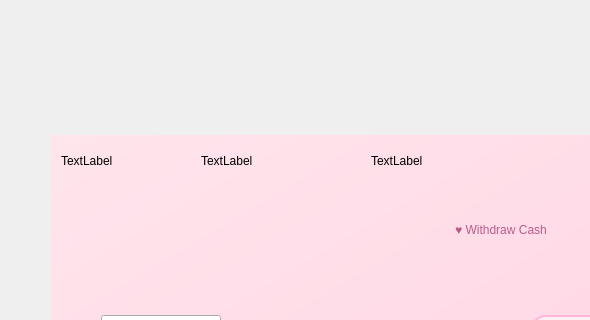
Above: frontend/mainwindow.ui from tommiLipponen/Pankki before the change; both pictures show x 0 to 590 and y 0 to 320 of the 1102 by 766 pixel window. Below: the same form after it.
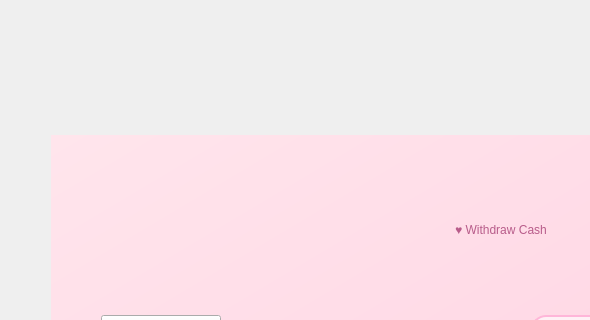
That is the form after the change.

The edit to the form file:
```diff
--- a/frontend/mainwindow.ui
+++ b/frontend/mainwindow.ui
@@ -765,45 +765,6 @@
          <set>Qt::AlignmentFlag::AlignCenter</set>
         </property>
        </widget>
-       <widget class="QLabel" name="connectionIndicator">
-        <property name="geometry">
-         <rect>
-          <x> 10</x>
-          <y>10</y>
-          <width> 120</width>
-          <height>31</height>
-         </rect>
-        </property>
-        <property name="text">
-         <string>TextLabel</string>
-        </property>
-       </widget>
-       <widget class="QLabel" name="dateTime">
-        <property name="geometry">
-         <rect>
-          <x> 150</x>
-          <y>10</y>
-          <width> 150</width>
-          <height>31</height>
-         </rect>
-        </property>
-        <property name="text">
-         <string>TextLabel</string>
-        </property>
-       </widget>
-       <widget class="QLabel" name="atmSerialNumber">
-        <property name="geometry">
-         <rect>
-          <x> 320</x>
-          <y>10</y>
-          <width> 120</width>
-          <height>31</height>
-         </rect>
-        </property>
-        <property name="text">
-         <string>TextLabel</string>
-        </property>
-       </widget>
        <widget class="QPushButton" name="withdraw_20">
         <property name="geometry">
          <rect>
```
Left out of the diff: 66 changed lines with no effect on the pictures.
